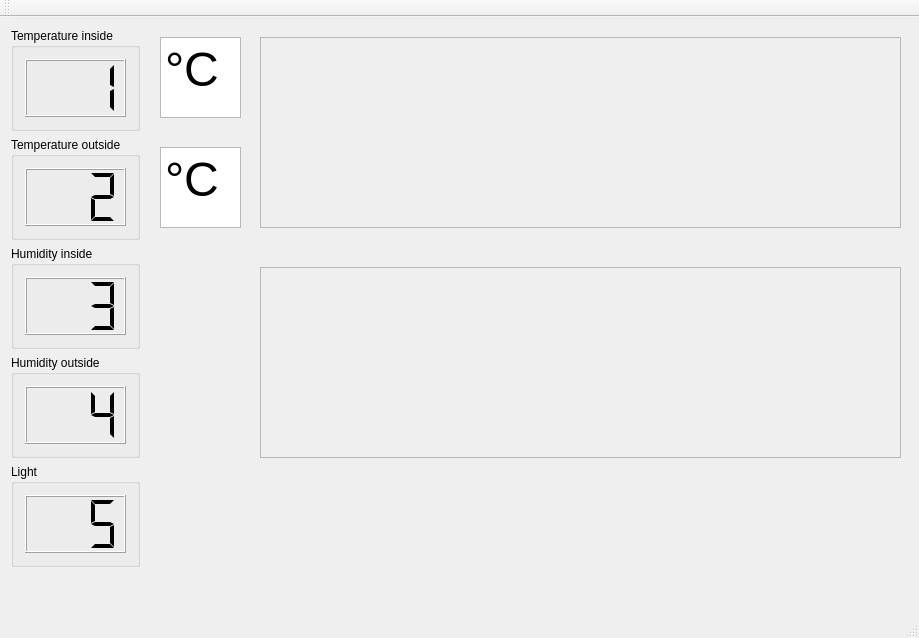
Qt form QT Interface/QTInterface/mainwindow.ui (EmilRyberg/SSP-Greenhouse) before a commit.
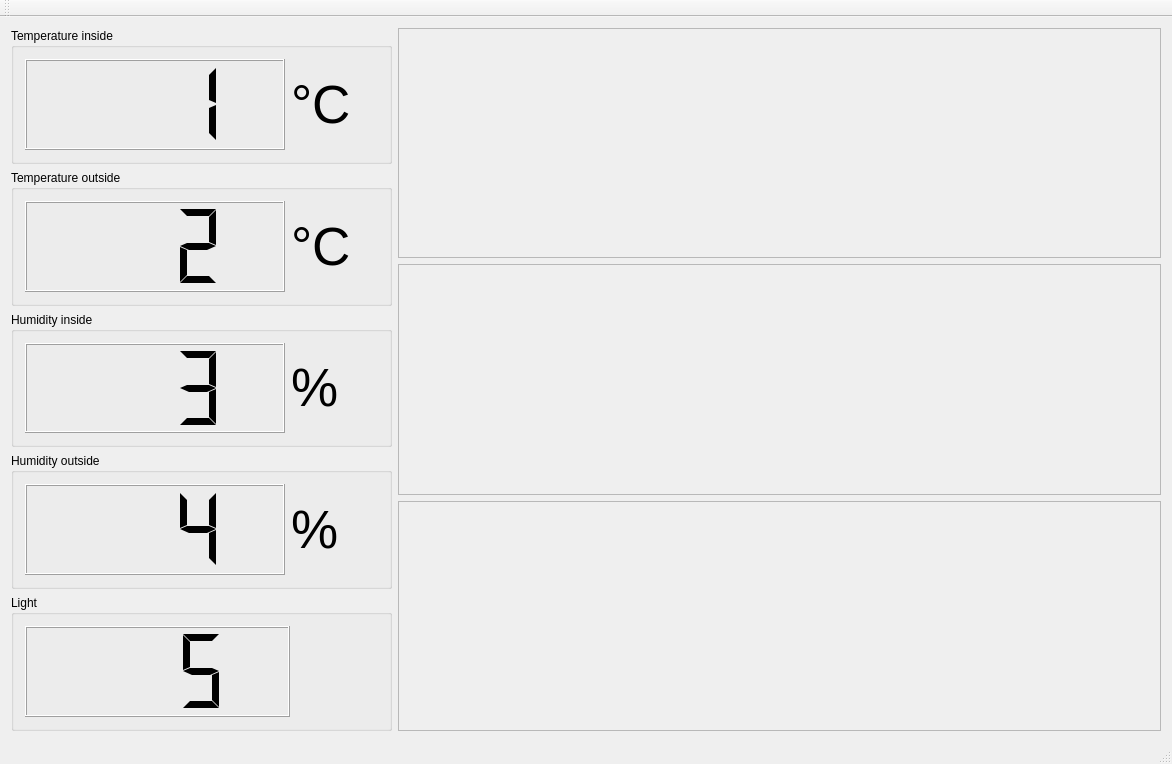
The same form after that commit.

Commit message: Improved charts' look and feel

```diff
--- a/QT Interface/QTInterface/mainwindow.ui
+++ b/QT Interface/QTInterface/mainwindow.ui
@@ -6,30 +6,26 @@
    <rect>
     <x>0</x>
     <y>0</y>
-    <width>919</width>
-    <height>638</height>
+    <width>1172</width>
+    <height>764</height>
    </rect>
   </property>
   <property name="windowTitle">
    <string>Greenhouse control panel</string>
   </property>
   <widget class="QWidget" name="centralWidget">
-   <widget class="QWidget" name="layoutWidget">
-    <property name="geometry">
-     <rect>
-      <x>0</x>
-      <y>0</y>
-      <width>151</width>
-      <height>561</height>
-     </rect>
-    </property>
-    <layout class="QVBoxLayout" name="verticalLayout">
+   <layout class="QHBoxLayout" name="horizontalLayout_6" stretch="1,2">
+    <item>
+     <layout class="QVBoxLayout" name="verticalLayout" stretch="0,0,0,0,0">
+      <property name="sizeConstraint">
+       <enum>QLayout::SetNoConstraint</enum>
+      </property>
      <item>
       <widget class="QGroupBox" name="groupBox">
        <property name="title">
         <string>Temperature inside</string>
        </property>
-       <layout class="QHBoxLayout" name="horizontalLayout">
+        <layout class="QHBoxLayout" name="horizontalLayout" stretch="3,1">
         <item>
          <widget class="QLCDNumber" name="temperatureNumber">
           <property name="sizePolicy">
@@ -38,9 +34,15 @@
             <verstretch>0</verstretch>
            </sizepolicy>
           </property>
+           <property name="midLineWidth">
+            <number>0</number>
+           </property>
           <property name="digitCount">
            <number>3</number>
           </property>
+           <property name="mode">
+            <enum>QLCDNumber::Dec</enum>
+           </property>
           <property name="segmentStyle">
            <enum>QLCDNumber::Flat</enum>
           </property>
@@ -52,6 +54,18 @@
           </property>
          </widget>
         </item>
+         <item>
+          <widget class="QLabel" name="label_3">
+           <property name="font">
+            <font>
+             <pointsize>40</pointsize>
+            </font>
+           </property>
+           <property name="text">
+            <string>°C</string>
+           </property>
+          </widget>
+         </item>
        </layout>
       </widget>
      </item>
@@ -60,7 +74,7 @@
        <property name="title">
         <string>Temperature outside</string>
        </property>
-       <layout class="QHBoxLayout" name="horizontalLayout_2">
+        <layout class="QHBoxLayout" name="horizontalLayout_2" stretch="3,1">
         <item>
          <widget class="QLCDNumber" name="temperatureOutsideNumber">
           <property name="digitCount">
@@ -74,6 +88,21 @@
           </property>
          </widget>
         </item>
+         <item>
+          <widget class="QLabel" name="label_2">
+           <property name="font">
+            <font>
+             <pointsize>40</pointsize>
+            </font>
+           </property>
+           <property name="layoutDirection">
+            <enum>Qt::LeftToRight</enum>
+           </property>
+           <property name="text">
+            <string>°C</string>
+           </property>
+          </widget>
+         </item>
        </layout>
       </widget>
      </item>
@@ -82,7 +111,7 @@
        <property name="title">
         <string>Humidity inside</string>
        </property>
-       <layout class="QHBoxLayout" name="horizontalLayout_3">
+        <layout class="QHBoxLayout" name="horizontalLayout_3" stretch="3,1">
         <item>
          <widget class="QLCDNumber" name="humidityInsideNumber">
           <property name="digitCount">
@@ -96,6 +125,20 @@
           </property>
          </widget>
         </item>
+         <item>
+          <widget class="QLabel" name="label">
+           <property name="font">
+            <font>
+             <pointsize>40</pointsize>
+             <weight>50</weight>
+             <bold>false</bold>
+            </font>
+           </property>
+           <property name="text">
+            <string>%</string>
+           </property>
+          </widget>
+         </item>
        </layout>
       </widget>
      </item>
@@ -104,9 +147,12 @@
        <property name="title">
         <string>Humidity outside</string>
        </property>
-       <layout class="QHBoxLayout" name="horizontalLayout_4">
+        <layout class="QHBoxLayout" name="horizontalLayout_4" stretch="3,1">
         <item>
          <widget class="QLCDNumber" name="humidityOutsideNumber">
+           <property name="smallDecimalPoint">
+            <bool>false</bool>
+           </property>
           <property name="digitCount">
            <number>3</number>
           </property>
@@ -118,6 +164,18 @@
           </property>
          </widget>
         </item>
+         <item>
+          <widget class="QLabel" name="label_4">
+           <property name="font">
+            <font>
+             <pointsize>40</pointsize>
+            </font>
+           </property>
+           <property name="text">
+            <string>%</string>
+           </property>
+          </widget>
+         </item>
        </layout>
       </widget>
      </item>
@@ -126,7 +184,7 @@
        <property name="title">
         <string>Light</string>
        </property>
-       <layout class="QHBoxLayout" name="horizontalLayout_5">
+        <layout class="QHBoxLayout" name="horizontalLayout_5" stretch="3,1">
         <item>
          <widget class="QLCDNumber" name="lightNumber">
           <property name="digitCount">
@@ -140,60 +198,28 @@
           </property>
          </widget>
         </item>
-       </layout>
-      </widget>
-     </item>
-    </layout>
-   </widget>
-   <widget class="QTextBrowser" name="textBrowser">
-    <property name="geometry">
-     <rect>
-      <x>160</x>
-      <y>20</y>
-      <width>81</width>
-      <height>81</height>
-     </rect>
-    </property>
-    <property name="html">
-     <string>&lt;!DOCTYPE HTML PUBLIC &quot;-//W3C//DTD HTML 4.0//EN&quot; &quot;http://www.w3.org/TR/REC-html40/strict.dtd&quot;&gt;
-&lt;html&gt;&lt;head&gt;&lt;meta name=&quot;qrichtext&quot; content=&quot;1&quot; /&gt;&lt;style type=&quot;text/css&quot;&gt;
-p, li { white-space: pre-wrap; }
-&lt;/style&gt;&lt;/head&gt;&lt;body style=&quot; font-family:'MS Shell Dlg 2'; font-size:8.25pt; font-weight:400; font-style:normal;&quot;&gt;
-&lt;p style=&quot; margin-top:0px; margin-bottom:0px; margin-left:0px; margin-right:0px; -qt-block-indent:0; text-indent:0px;&quot;&gt;&lt;span style=&quot; font-size:36pt;&quot;&gt;°C&lt;/span&gt;&lt;/p&gt;&lt;/body&gt;&lt;/html&gt;</string>
-    </property>
-   </widget>
-   <widget class="QTextBrowser" name="textBrowser_2">
-    <property name="geometry">
-     <rect>
-      <x>160</x>
-      <y>130</y>
-      <width>81</width>
-      <height>81</height>
-     </rect>
-    </property>
-    <property name="html">
-     <string>&lt;!DOCTYPE HTML PUBLIC &quot;-//W3C//DTD HTML 4.0//EN&quot; &quot;http://www.w3.org/TR/REC-html40/strict.dtd&quot;&gt;
-&lt;html&gt;&lt;head&gt;&lt;meta name=&quot;qrichtext&quot; content=&quot;1&quot; /&gt;&lt;style type=&quot;text/css&quot;&gt;
-p, li { white-space: pre-wrap; }
-&lt;/style&gt;&lt;/head&gt;&lt;body style=&quot; font-family:'MS Shell Dlg 2'; font-size:8.25pt; font-weight:400; font-style:normal;&quot;&gt;
-&lt;p style=&quot; margin-top:0px; margin-bottom:0px; margin-left:0px; margin-right:0px; -qt-block-indent:0; text-indent:0px;&quot;&gt;&lt;span style=&quot; font-size:36pt;&quot;&gt;°C&lt;/span&gt;&lt;/p&gt;&lt;/body&gt;&lt;/html&gt;</string>
-    </property>
-   </widget>
-   <widget class="QFrame" name="temperatureFrame">
-    <property name="geometry">
-     <rect>
-      <x>260</x>
-      <y>20</y>
-      <width>641</width>
-      <height>191</height>
-     </rect>
-    </property>
-    <property name="minimumSize">
+         <item>
+          <spacer name="horizontalSpacer">
+           <property name="orientation">
+            <enum>Qt::Horizontal</enum>
+           </property>
+           <property name="sizeHint" stdset="0">
      <size>
-      <width>100</width>
-      <height>100</height>
-     </size>
-    </property>
+             <width>40</width>
+             <height>20</height>
+            </size>
+           </property>
+          </spacer>
+         </item>
+        </layout>
+       </widget>
+      </item>
+     </layout>
+    </item>
+    <item>
+     <layout class="QVBoxLayout" name="chartsLayout">
+      <item>
+       <widget class="QFrame" name="temperatureFrame">
     <property name="frameShape">
      <enum>QFrame::StyledPanel</enum>
     </property>
@@ -201,15 +227,19 @@
      <enum>QFrame::Raised</enum>
     </property>
    </widget>
+      </item>
+      <item>
    <widget class="QFrame" name="humidityFrame">
-    <property name="geometry">
-     <rect>
-      <x>260</x>
-      <y>250</y>
-      <width>641</width>
-      <height>191</height>
-     </rect>
-    </property>
+        <property name="frameShape">
+         <enum>QFrame::StyledPanel</enum>
+        </property>
+        <property name="frameShadow">
+         <enum>QFrame::Raised</enum>
+        </property>
+       </widget>
+      </item>
+      <item>
+       <widget class="QFrame" name="lightFrame">
     <property name="frameShape">
      <enum>QFrame::StyledPanel</enum>
     </property>
@@ -217,6 +247,10 @@
      <enum>QFrame::Raised</enum>
     </property>
    </widget>
+      </item>
+     </layout>
+    </item>
+   </layout>
   </widget>
   <widget class="QMenuBar" name="menuBar">
    <property name="geometry">
```
Left out of the diff: 4 changed lines with no effect on the pictures. Lines whose indentation alone changed are shown as unchanged. The commit also changes 6 other files.
